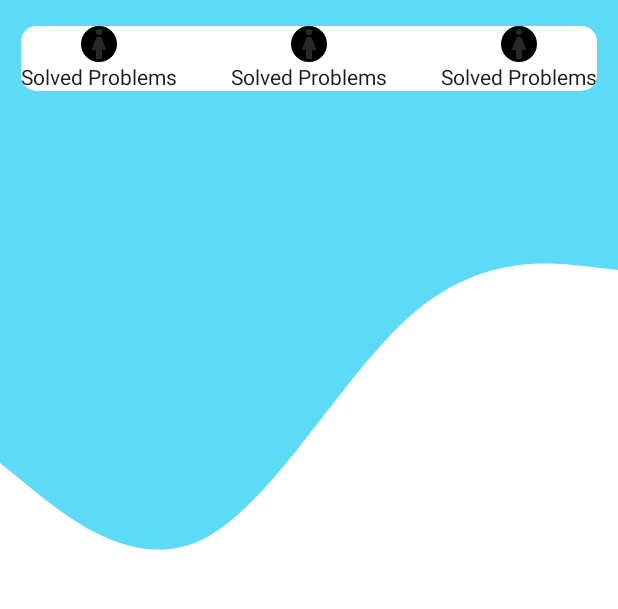
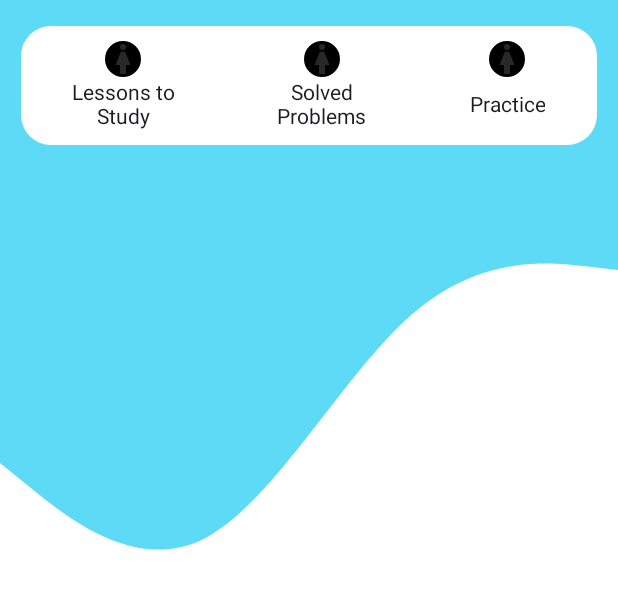
Before and after one commit to vishal4720/AptitudeandLogicalReasoning, an Android app: the screen it shows after launch once a user with an empty profile is signed in (HomeActivity), on a phone screen of 412 x 824 dp, the part 70-679 px from its top. Run offline under Robolectric (Android 15) with nearby library versions, the phone set to English and light mode, and no system bars; our stand-ins replace Firebase (no records; nobody signed in at launch, a user with empty details on screens opened directly).

Commit message:
Added Navigation and Created Fragments

```diff
--- a/app/src/main/res/layout/fragment_home.xml
+++ b/app/src/main/res/layout/fragment_home.xml
@@ -7,22 +7,22 @@
     android:layout_gravity="center"
     tools:context=".home.HomeFragment">
 
-    <!-- TODO: Update blank fragment layout -->
-
-    <androidx.cardview.widget.CardView
+    <androidx.appcompat.widget.LinearLayoutCompat
         android:layout_width="match_parent"
         android:layout_height="wrap_content"
-        app:cardCornerRadius="10dp"
-        android:background="#777777"
+        android:background="@drawable/category_bg"
+        android:gravity="center"
+        android:orientation="horizontal"
         android:layout_marginHorizontal="14dp"
-        android:paddingHorizontal="10dp"
+        android:paddingVertical="10dp"
         >
 
-        <LinearLayout
+        <androidx.appcompat.widget.LinearLayoutCompat
             android:layout_width="wrap_content"
             android:layout_height="wrap_content"
-            android:layout_gravity="start"
+            android:layout_gravity="center"
             android:gravity="center"
+            android:layout_weight="1"
             android:orientation="vertical">
 
             <com.google.android.material.imageview.ShapeableImageView
@@ -35,19 +35,53 @@
             <TextView
                 android:layout_width="wrap_content"
                 android:layout_height="wrap_content"
-                android:text="Solved Problems">
+                android:textAlignment="center"
+                android:lines="2"
+                android:text="Lessons to\nStudy">
 
             </TextView>
 
-        </LinearLayout>
+        </androidx.appcompat.widget.LinearLayoutCompat>
 
 
 
-        <LinearLayout
+        <androidx.appcompat.widget.LinearLayoutCompat
             android:layout_width="wrap_content"
             android:layout_height="wrap_content"
             android:layout_gravity="center"
             android:gravity="center"
+            android:layout_weight="1"
+            android:orientation="vertical">
+
+            <com.google.android.material.imageview.ShapeableImageView
+                android:layout_width="wrap_content"
+                android:layout_height="wrap_content"
+                app:shapeAppearance="@style/Circular"
+                android:background="@color/black"
+                android:src="@drawable/woman">
+
+            </com.google.android.material.imageview.ShapeableImageView>
+            <TextView
+                android:layout_width="wrap_content"
+                android:layout_height="wrap_content"
+                android:lines="2"
+                android:textAlignment="center"
+                android:gravity="center"
+                android:text="Solved\nProblems">
+
+            </TextView>
+
+        </androidx.appcompat.widget.LinearLayoutCompat>
+
+
+
+        <androidx.appcompat.widget.LinearLayoutCompat
+            android:id="@+id/practice"
+            android:layout_width="wrap_content"
+            android:layout_height="wrap_content"
+            android:layout_gravity="center"
+            android:gravity="center"
+            android:layout_weight="1"
             android:orientation="vertical">
 
             <com.google.android.material.imageview.ShapeableImageView
@@ -57,39 +91,18 @@
                 android:background="@color/black"
                 android:src="@drawable/woman">
             </com.google.android.material.imageview.ShapeableImageView>
+
             <TextView
                 android:layout_width="wrap_content"
                 android:layout_height="wrap_content"
-                android:text="Solved Problems">
+                android:lines="2"
+                android:textAlignment="center"
+                android:gravity="center"
+                android:text="Practice">
 
             </TextView>
 
-        </LinearLayout>
-
-
-
-        <LinearLayout
-            android:layout_width="wrap_content"
-            android:layout_height="wrap_content"
-            android:layout_gravity="end"
-            android:gravity="center"
-            android:orientation="vertical">
-
-            <com.google.android.material.imageview.ShapeableImageView
-                android:layout_width="wrap_content"
-                android:layout_height="wrap_content"
-                app:shapeAppearance="@style/Circular"
-                android:background="@color/black"
-                android:src="@drawable/woman">
-            </com.google.android.material.imageview.ShapeableImageView>
-            <TextView
-                android:layout_width="wrap_content"
-                android:layout_height="wrap_content"
-                android:text="Solved Problems">
-
-            </TextView>
-
-        </LinearLayout>
-    </androidx.cardview.widget.CardView>
+        </androidx.appcompat.widget.LinearLayoutCompat>
+    </androidx.appcompat.widget.LinearLayoutCompat>
 
 </FrameLayout>
```
